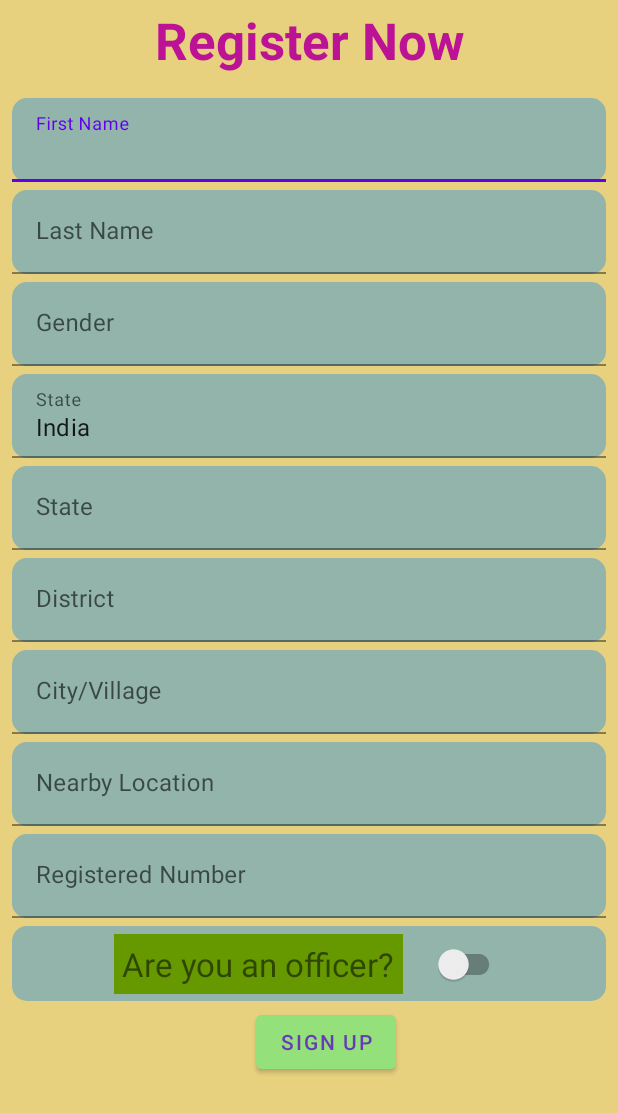
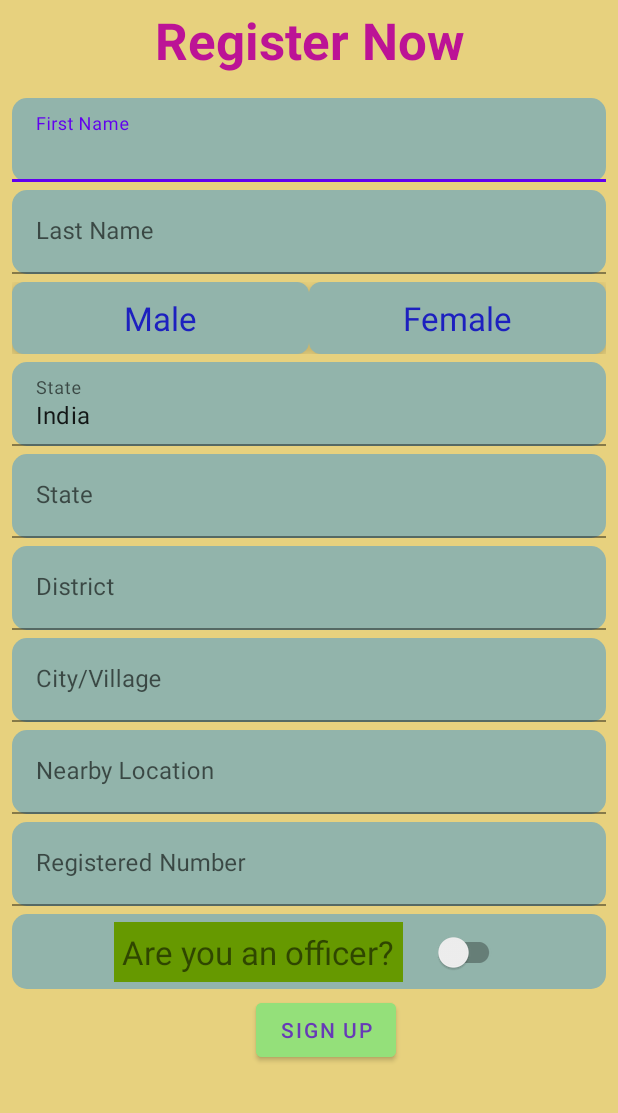
Before and after one commit to sparjapati/One-Solution, an Android app: the layout fragment_new_registration.xml on its own in the app's theme, with its tools: preview values and no code run, on a phone screen of 412 x 824 dp. Shown: the top 1113 px of the screen. Run offline under Robolectric (Android 15) with nearby library versions, the phone set to English and light mode, and no system bars; Roboto replaces fonts that are not available here.

Commit message:
changed gender selection type

```diff
--- a/app/src/main/java/edu/vermaSanjay15907/oneSolution/fragments/NewRegistrationFragment.kt
+++ b/app/src/main/java/edu/vermaSanjay15907/oneSolution/fragments/NewRegistrationFragment.kt
@@ -7,6 +7,7 @@ import android.util.Log
 import android.view.LayoutInflater
 import android.view.View
 import android.view.ViewGroup
+import android.widget.RadioButton
 import android.widget.Toast
 import androidx.fragment.app.Fragment
 import com.google.firebase.auth.FirebaseAuth
@@ -60,6 +61,10 @@ class NewRegistrationFragment : Fragment() {
                 etLastName.requestFocus()
                 return false
             }
+            if (rgGender.checkedRadioButtonId == -1) {
+                showSnackBar(activity, "Please Select Your Gender", true)
+                return false
+            }
             if (etState.text.toString() == BLANK) {
                 showSnackBar(activity, "Please Enter Your state", true)
                 etState.requestFocus()
@@ -92,7 +97,8 @@ class NewRegistrationFragment : Fragment() {
             user.fname = etFirstName.text.toString()
             user.lname = etLastName.text.toString()
             user.mobileNumber = etRegisteredNumber.text.toString()
-            user.gender = etGender.text.toString()
+            user.gender =
+                rgGender.findViewById<RadioButton>(rgGender.checkedRadioButtonId).text.toString()
             user.address.country = "India"
             user.address.state = etState.text.toString()
             user.address.district = etDistrict.text.toString()
--- /dev/null
+++ b/app/src/main/res/drawable/radio_normal.xml
@@ -0,0 +1,5 @@
+<?xml version="1.0" encoding="utf-8"?>
+<shape android:shape="rectangle" xmlns:android="http://schemas.android.com/apk/res/android">
+    <solid android:color="#92B4AB"/>
+    <corners android:radius="8dp"/>
+</shape>
--- /dev/null
+++ b/app/src/main/res/drawable/radio_selected.xml
@@ -0,0 +1,5 @@
+<?xml version="1.0" encoding="utf-8"?>
+<shape android:shape="rectangle" xmlns:android="http://schemas.android.com/apk/res/android">
+    <solid android:color="#AB10B6"/>
+    <corners android:radius="8dp"/>
+</shape>
--- /dev/null
+++ b/app/src/main/res/drawable/radio_selector.xml
@@ -0,0 +1,5 @@
+<?xml version="1.0" encoding="utf-8"?>
+<selector xmlns:android="http://schemas.android.com/apk/res/android">
+    <item android:drawable="@drawable/radio_selected" android:state_checked="true" />
+    <item android:drawable="@drawable/radio_normal" android:state_checked="false" />
+</selector>
--- /dev/null
+++ b/app/src/main/res/drawable/text_color.xml
@@ -0,0 +1,5 @@
+<?xml version="1.0" encoding="utf-8"?>
+<selector xmlns:android="http://schemas.android.com/apk/res/android">
+    <item android:state_checked="true" android:color="#CD1ED6"/>
+    <item android:state_checked="false" android:color="#1D20BF"/>
+</selector>
--- a/app/src/main/res/layout/fragment_new_registration.xml
+++ b/app/src/main/res/layout/fragment_new_registration.xml
@@ -63,31 +63,53 @@
                     tools:ignore="TextContrastCheck" />
             </com.google.android.material.textfield.TextInputLayout>
 
-            <com.google.android.material.textfield.TextInputLayout
-                android:id="@+id/tilGender"
+            <RadioGroup
+                android:id="@+id/rgGender"
                 android:layout_width="0dp"
                 android:layout_height="wrap_content"
+                android:orientation="horizontal"
                 android:layout_marginTop="5dp"
                 app:layout_constraintEnd_toEndOf="@+id/tilFirstName"
                 app:layout_constraintStart_toStartOf="@+id/tilFirstName"
                 app:layout_constraintTop_toBottomOf="@+id/tilLastName">
 
-                <com.google.android.material.textfield.TextInputEditText
-                    android:id="@+id/etGender"
-                    style="@style/et_style"
-                    android:hint="@string/gender"
-                    tools:ignore="TextContrastCheck" />
-            </com.google.android.material.textfield.TextInputLayout>
+                <RadioButton
+                    android:layout_width="0dp"
+                    android:layout_height="wrap_content"
+                    android:background="@drawable/radio_selector"
+                    android:button="@android:color/transparent"
+                    android:elevation="4dp"
+                    android:layout_weight="1"
+                    android:padding="6dp"
+                    android:gravity="center"
+                    android:textSize="22sp"
+                    android:text="Male"
+                    android:textColor="@drawable/text_color" />
+
+                <RadioButton
+                    android:layout_width="0dp"
+                    android:layout_height="wrap_content"
+                    android:background="@drawable/radio_selector"
+                    android:button="@android:color/transparent"
+                    android:elevation="4dp"
+                    android:padding="6dp"
+                    android:textSize="22sp"
+                    android:gravity="center"
+                    android:layout_weight="1"
+                    android:text="Female"
+                    android:textColor="@drawable/text_color" />
+
+            </RadioGroup>
 
             <com.google.android.material.textfield.TextInputLayout
                 android:id="@+id/tilCountry"
                 android:layout_width="0dp"
                 android:layout_height="wrap_content"
                 android:layout_marginTop="5dp"
-                app:layout_constraintEnd_toEndOf="@+id/tilGender"
+                app:layout_constraintEnd_toEndOf="@+id/rgGender"
                 app:layout_constraintHorizontal_bias="0.0"
-                app:layout_constraintStart_toStartOf="@+id/tilGender"
-                app:layout_constraintTop_toBottomOf="@+id/tilGender">
+                app:layout_constraintStart_toStartOf="@+id/rgGender"
+                app:layout_constraintTop_toBottomOf="@+id/rgGender">
 
                 <com.google.android.material.textfield.TextInputEditText
                     android:id="@+id/etCountry"
@@ -237,7 +259,6 @@
                 app:layout_constraintTop_toBottomOf="@+id/view"
                 tools:ignore="TextContrastCheck" />
 
-
         </androidx.constraintlayout.widget.ConstraintLayout>
 
 
```
